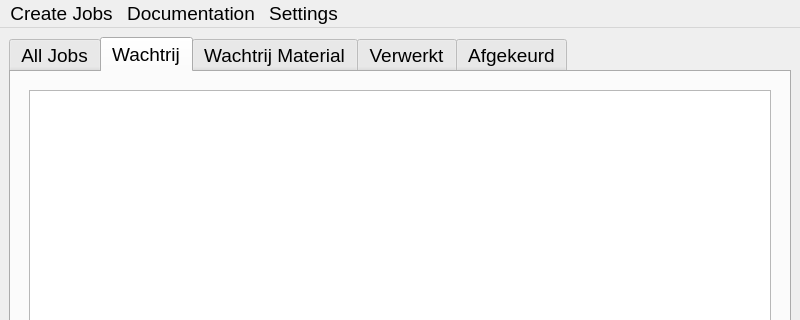
GijsGroote/creator_administrator, file creator_administrator/laser/ui/laser_main_window.ui: the form before one commit; both pictures show x 0 to 800 and y 0 to 320 of the 800 by 604 pixel window.
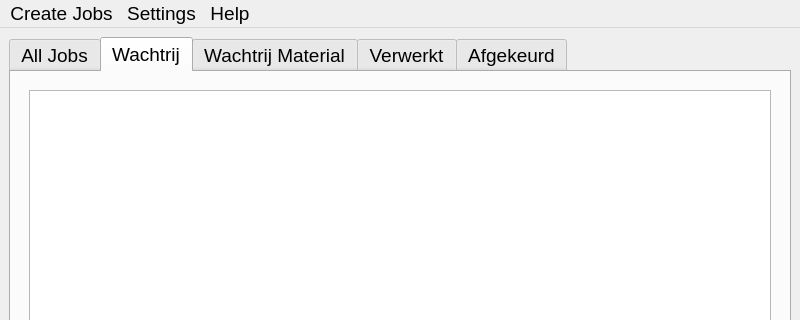
The form after the commit. Custom widgets are drawn as their Qt base class.

Commit message: added help menu with some action

```diff
--- a/creator_administrator/laser/ui/laser_main_window.ui
+++ b/creator_administrator/laser/ui/laser_main_window.ui
@@ -520,21 +520,25 @@
     <addaction name="selectFilesAction"/>
     <addaction name="selectFoldersAction"/>
    </widget>
-   <widget class="QMenu" name="menuDocumentation">
-    <property name="title">
-     <string>Documentation</string>
-    </property>
-    <addaction name="showDocumentationAction"/>
-   </widget>
    <widget class="QMenu" name="menuSettings">
     <property name="title">
      <string>Settings</string>
     </property>
     <addaction name="editSettingsAction"/>
    </widget>
+   <widget class="QMenu" name="menuHelp">
+    <property name="title">
+     <string>Help</string>
+    </property>
+    <addaction name="showLaserDocumentationAction"/>
+    <addaction name="show3DPrintDocumentationAction"/>
+    <addaction name="actionReport_a_Bug"/>
+    <addaction name="separator"/>
+    <addaction name="actionAbout"/>
+   </widget>
    <addaction name="createJobsMenu"/>
-   <addaction name="menuDocumentation"/>
    <addaction name="menuSettings"/>
+   <addaction name="menuHelp"/>
   </widget>
   <action name="importFromMailAction">
    <property name="checkable">
```
Left out of the diff: 20 changed lines with no effect on the pictures. The commit also changes 1 other file.
